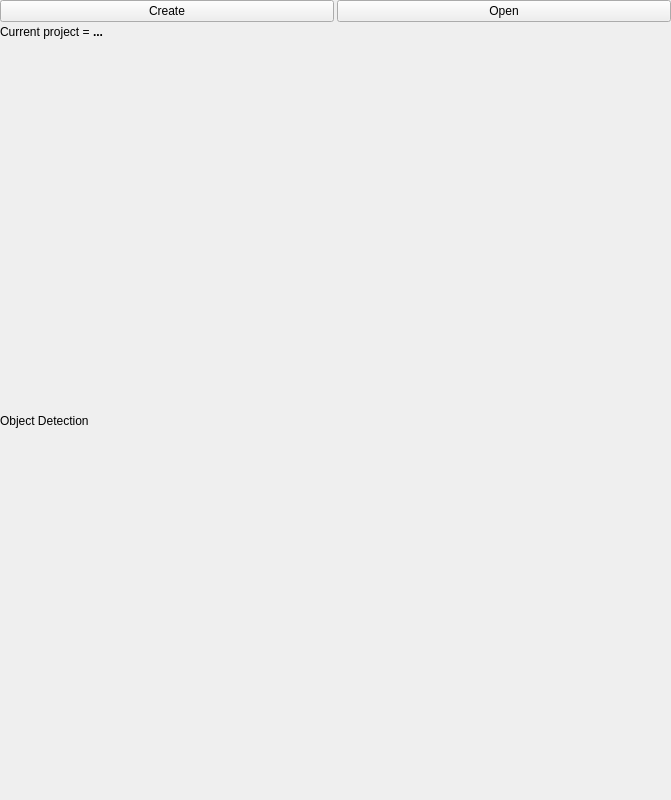
greathtj/image_class, file widgets/project_manager.ui: the form before one commit.
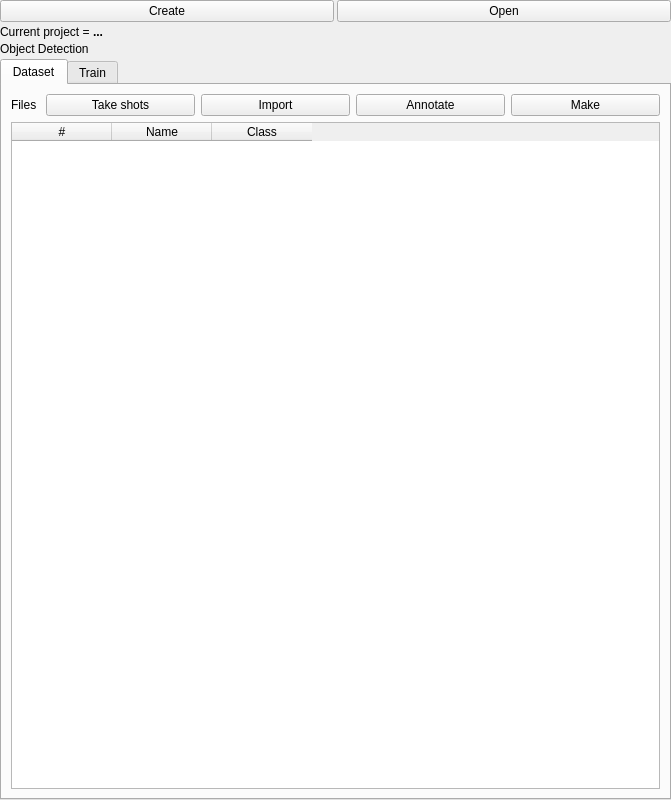
The form after the commit. The open tabs and pages were chosen to show the change.

Patch:
```diff
--- a/widgets/project_manager.ui
+++ b/widgets/project_manager.ui
@@ -106,6 +106,104 @@
          </property>
         </widget>
        </item>
+       <item>
+        <widget class="QTabWidget" name="tabWidgetOD">
+         <property name="currentIndex">
+          <number>0</number>
+         </property>
+         <widget class="QWidget" name="tabDataset">
+          <attribute name="title">
+           <string>Dataset</string>
+          </attribute>
+          <layout class="QVBoxLayout" name="verticalLayout_6">
+           <item>
+            <layout class="QHBoxLayout" name="horizontalLayout_10">
+             <item>
+              <widget class="QLabel" name="label_15">
+               <property name="sizePolicy">
+                <sizepolicy hsizetype="Fixed" vsizetype="Preferred">
+                 <horstretch>0</horstretch>
+                 <verstretch>0</verstretch>
+                </sizepolicy>
+               </property>
+               <property name="minimumSize">
+                <size>
+                 <width>0</width>
+                 <height>0</height>
+                </size>
+               </property>
+               <property name="maximumSize">
+                <size>
+                 <width>16777215</width>
+                 <height>16777215</height>
+                </size>
+               </property>
+               <property name="text">
+                <string>Files </string>
+               </property>
+              </widget>
+             </item>
+             <item>
+              <widget class="QPushButton" name="pushButtonTakeShotsOD">
+               <property name="text">
+                <string>Take shots</string>
+               </property>
+              </widget>
+             </item>
+             <item>
+              <widget class="QPushButton" name="pushButtonImpotrOD">
+               <property name="text">
+                <string>Import</string>
+               </property>
+              </widget>
+             </item>
+             <item>
+              <widget class="QPushButton" name="pushButtonAnnotateOD">
+               <property name="text">
+                <string>Annotate</string>
+               </property>
+              </widget>
+             </item>
+             <item>
+              <widget class="QPushButton" name="pushButtonMakeDatasetOD">
+               <property name="text">
+                <string>Make</string>
+               </property>
+              </widget>
+             </item>
+            </layout>
+           </item>
+           <item>
+            <widget class="QTableWidget" name="tableWidgetFilesOD">
+             <attribute name="verticalHeaderCascadingSectionResizes">
+              <bool>false</bool>
+             </attribute>
+             <column>
+              <property name="text">
+               <string>#</string>
+              </property>
+             </column>
+             <column>
+              <property name="text">
+               <string>Name</string>
+              </property>
+             </column>
+             <column>
+              <property name="text">
+               <string>Class</string>
+              </property>
+             </column>
+            </widget>
+           </item>
+          </layout>
+         </widget>
+         <widget class="QWidget" name="tabTrain">
+          <attribute name="title">
+           <string>Train</string>
+          </attribute>
+         </widget>
+        </widget>
+       </item>
       </layout>
      </widget>
      <widget class="QWidget" name="page_IC">
```
Left out of the diff: 4 changed lines with no effect on the pictures.
